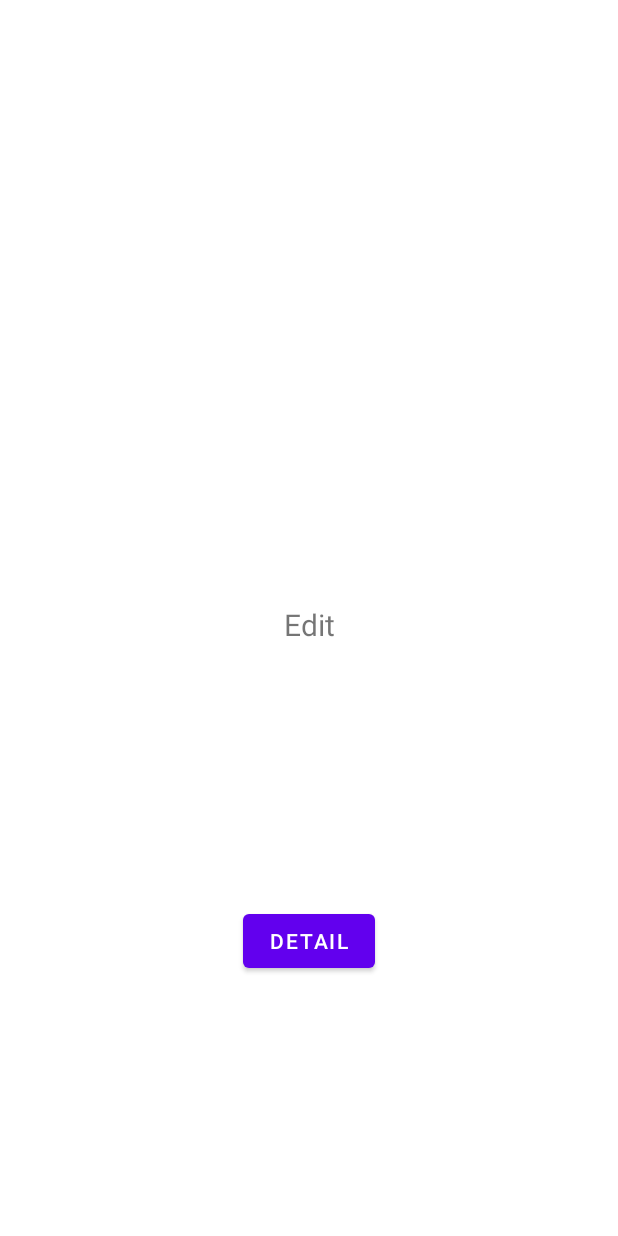
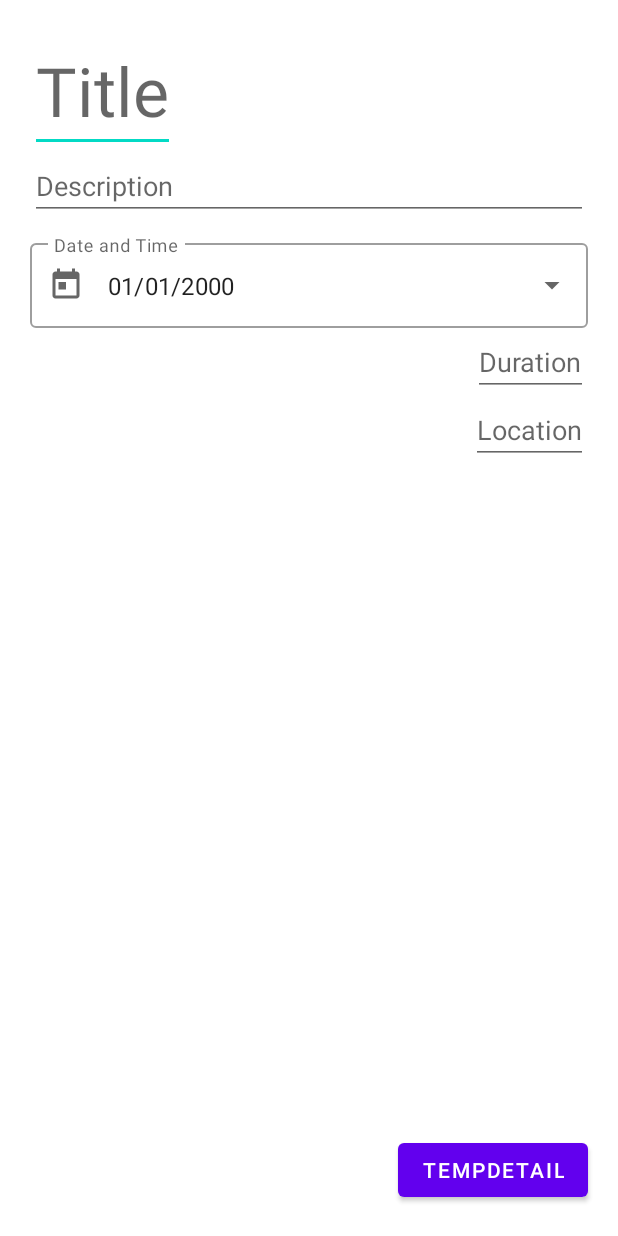
Before and after one commit to francescofiorella/time_banking, an Android app: the layout fragment_time_slot_edit.xml on its own in the app's theme, with its tools: preview values and no code run, on a phone screen of 412 x 824 dp. Run offline under Robolectric (Android 15) with nearby library versions, the phone set to English and light mode, and no system bars.

Commit message:
editfragment modified

```diff
--- a/app/src/main/java/com/polito/timebanking/EditProfileActivity.kt
+++ b/app/src/main/java/com/polito/timebanking/EditProfileActivity.kt
@@ -23,6 +23,7 @@ import androidx.exifinterface.media.ExifInterface
 import com.google.android.material.appbar.MaterialToolbar
 import com.google.android.material.chip.Chip
 import com.google.android.material.chip.ChipGroup
+import com.polito.timebanking.model.User
 import java.io.ByteArrayOutputStream
 import java.io.FileNotFoundException
 import java.io.IOException
--- a/app/src/main/java/com/polito/timebanking/MainActivity.kt
+++ b/app/src/main/java/com/polito/timebanking/MainActivity.kt
@@ -31,8 +31,10 @@ class MainActivity : AppCompatActivity() {
         binding.toolbar.setOnMenuItemClickListener { menuItem ->
             when (menuItem.itemId) {
                 R.id.edit -> {
-                    navController?.navigate(R.id.action_timeSlotDetailsFragment_to_timeSlotEditFragment)
-                    true
+                    if (navController?.currentDestination?.id == R.id.timeSlotDetailsFragment) {
+                        navController?.navigate(R.id.action_timeSlotDetailsFragment_to_timeSlotEditFragment)
+                        true
+                    } else false
                 }
                 else -> false
             }
--- a/app/src/main/java/com/polito/timebanking/ShowProfileActivity.kt
+++ b/app/src/main/java/com/polito/timebanking/ShowProfileActivity.kt
@@ -15,6 +15,7 @@ import com.google.android.material.appbar.MaterialToolbar
 import com.google.android.material.chip.Chip
 import com.google.android.material.chip.ChipGroup
 import com.google.gson.Gson
+import com.polito.timebanking.model.User
 import java.io.FileNotFoundException
 
 class ShowProfileActivity : AppCompatActivity() {
--- a/app/src/main/java/com/polito/timebanking/User.kt
+++ b/app/src/main/java/com/polito/timebanking/model/User.kt
@@ -1,4 +1,4 @@
-package com.polito.timebanking
+package com.polito.timebanking.model
 
 data class User(
     var fullName: String,
--- /dev/null
+++ b/app/src/main/res/drawable/ic_arrow_drop_down.xml
@@ -0,0 +1,10 @@
+<vector xmlns:android="http://schemas.android.com/apk/res/android"
+    android:width="24dp"
+    android:height="24dp"
+    android:viewportWidth="24"
+    android:viewportHeight="24"
+    android:tint="?attr/colorControlNormal">
+  <path
+      android:fillColor="@android:color/white"
+      android:pathData="M7,10l5,5 5,-5z"/>
+</vector>
--- /dev/null
+++ b/app/src/main/res/drawable/ic_today.xml
@@ -0,0 +1,10 @@
+<vector xmlns:android="http://schemas.android.com/apk/res/android"
+    android:width="24dp"
+    android:height="24dp"
+    android:viewportWidth="24"
+    android:viewportHeight="24"
+    android:tint="?attr/colorControlNormal">
+  <path
+      android:fillColor="@android:color/white"
+      android:pathData="M19,3h-1L18,1h-2v2L8,3L8,1L6,1v2L5,3c-1.11,0 -1.99,0.9 -1.99,2L3,19c0,1.1 0.89,2 2,2h14c1.1,0 2,-0.9 2,-2L21,5c0,-1.1 -0.9,-2 -2,-2zM19,19L5,19L5,8h14v11zM7,10h5v5L7,15z"/>
+</vector>
--- a/app/src/main/res/layout/fragment_time_slot_edit.xml
+++ b/app/src/main/res/layout/fragment_time_slot_edit.xml
@@ -1,35 +1,93 @@
 <?xml version="1.0" encoding="utf-8"?>
+<layout xmlns:android="http://schemas.android.com/apk/res/android"
+    xmlns:app="http://schemas.android.com/apk/res-auto"
+    xmlns:tools="http://schemas.android.com/tools">
+
     <androidx.constraintlayout.widget.ConstraintLayout
-    xmlns:android="http://schemas.android.com/apk/res/android"
-    xmlns:app="http://schemas.android.com/apk/res-auto"
-    xmlns:tools="http://schemas.android.com/tools"
         android:layout_width="match_parent"
         android:layout_height="match_parent"
-    tools:context=".TimeSlotEditFragment" >
+        tools:context=".TimeSlotEditFragment">
 
-    <TextView
-        android:id="@+id/text_edit"
+        <EditText
+            android:id="@+id/title_et"
+            android:layout_width="wrap_content"
+            android:layout_height="wrap_content"
+            android:layout_margin="20dp"
+            android:hint="Title"
+            android:importantForAutofill="no"
+            android:inputType="text|textCapSentences"
+            android:textAppearance="@style/TextAppearance.AppCompat.Display2"
+            app:layout_constraintStart_toStartOf="parent"
+            app:layout_constraintTop_toTopOf="parent" />
+
+        <EditText
+            android:id="@+id/description_et"
             android:layout_width="match_parent"
             android:layout_height="wrap_content"
-        android:layout_marginStart="8dp"
-        android:layout_marginTop="8dp"
-        android:layout_marginEnd="8dp"
-        android:textAlignment="center"
-        android:textSize="20sp"
-        android:text="Edit"
+            android:layout_marginHorizontal="20dp"
+            android:hint="Description"
+            android:importantForAutofill="no"
+            android:inputType="text|textCapSentences"
             app:layout_constraintEnd_toEndOf="parent"
             app:layout_constraintStart_toStartOf="parent"
-        app:layout_constraintTop_toTopOf="parent"
-        app:layout_constraintBottom_toBottomOf="parent" />
+            app:layout_constraintTop_toBottomOf="@id/title_et" />
+
+        <com.google.android.material.textfield.TextInputLayout
+            android:id="@+id/date_textInputLayout"
+            style="@style/Widget.MaterialComponents.TextInputLayout.OutlinedBox.ExposedDropdownMenu"
+            android:layout_width="match_parent"
+            android:layout_height="wrap_content"
+            android:layout_marginVertical="10dp"
+            android:layout_marginHorizontal="20dp"
+            android:hint="Date and Time"
+            android:labelFor="@id/date_auto_complete_TV"
+            app:endIconDrawable="@drawable/ic_arrow_drop_down"
+            app:layout_constraintEnd_toEndOf="parent"
+            app:layout_constraintStart_toStartOf="parent"
+            app:layout_constraintTop_toBottomOf="@id/description_et"
+            app:startIconDrawable="@drawable/ic_today">
+
+            <com.google.android.material.textfield.MaterialAutoCompleteTextView
+                android:id="@+id/date_auto_complete_TV"
+                android:layout_width="match_parent"
+                android:layout_height="wrap_content"
+                android:inputType="none"
+                android:text="01/01/2000"
+                tools:text="01/01/2000" />
+
+        </com.google.android.material.textfield.TextInputLayout>
+
+        <EditText
+            android:id="@+id/duration_et"
+            android:layout_width="wrap_content"
+            android:layout_height="wrap_content"
+            android:layout_marginHorizontal="20dp"
+            android:hint="Duration"
+            android:importantForAutofill="no"
+            android:inputType="number"
+            app:layout_constraintEnd_toEndOf="parent"
+            app:layout_constraintTop_toBottomOf="@id/date_textInputLayout" />
+
+        <EditText
+            android:id="@+id/location_et"
+            android:layout_width="wrap_content"
+            android:layout_height="wrap_content"
+            android:layout_marginHorizontal="20dp"
+            android:hint="Location"
+            android:importantForAutofill="no"
+            android:inputType="text|textCapSentences"
+            app:layout_constraintEnd_toEndOf="parent"
+            app:layout_constraintTop_toBottomOf="@id/duration_et" />
 
         <Button
-        android:id="@+id/btn"
-        android:text="Detail"
+            android:id="@+id/temp_btn"
             android:layout_width="wrap_content"
             android:layout_height="wrap_content"
+            android:layout_margin="20dp"
+            android:text="TempDetail"
             app:layout_constraintBottom_toBottomOf="parent"
-        app:layout_constraintEnd_toEndOf="parent"
-        app:layout_constraintStart_toStartOf="parent"
-        app:layout_constraintTop_toBottomOf="@+id/text_edit" />
+            app:layout_constraintEnd_toEndOf="parent" />
 
     </androidx.constraintlayout.widget.ConstraintLayout>
+
+</layout>
```
Also changed, not shown: app/src/main/java/com/polito/timebanking/TimeSlotDetailsFragment.kt (+18 -1 lines), app/src/main/java/com/polito/timebanking/TimeSlotEditFragment.kt (+18 -3 lines), app/src/main/res/layout/fragment_time_slot_detail.xml (+18 -14 lines). Lines whose indentation alone changed are shown as unchanged.
